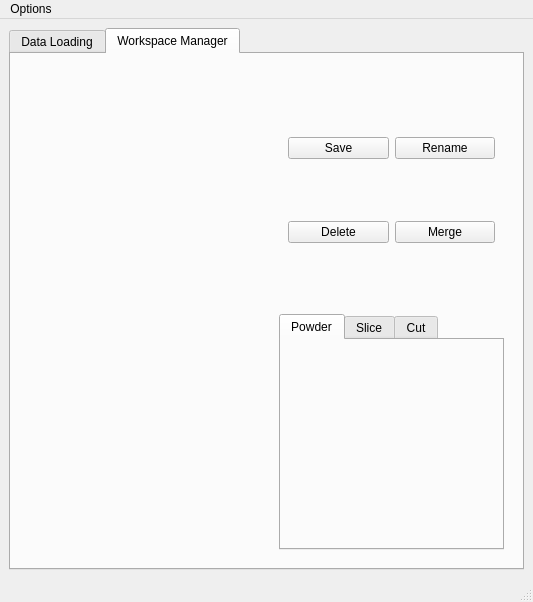
Qt form mslice/app/mainwindow.ui (mantidproject/mslice) before a commit.
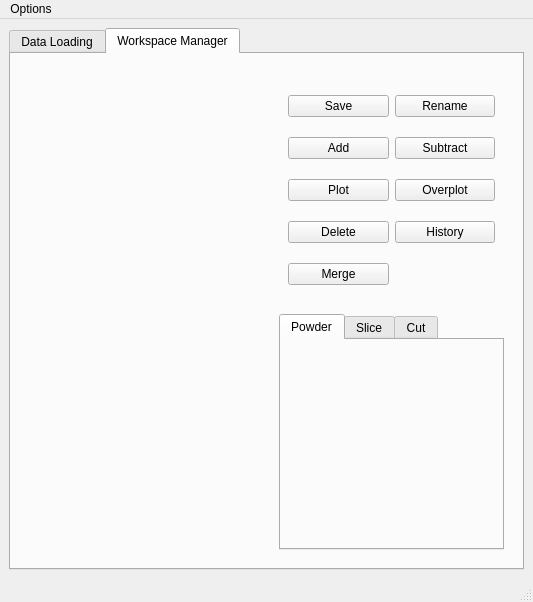
The same form after that commit. The open tabs and pages were chosen to show the change. Custom widgets are drawn as their Qt base class.

Commit message: add tab specific buttons re #220

```diff
--- a/mslice/app/mainwindow.ui
+++ b/mslice/app/mainwindow.ui
@@ -49,7 +49,14 @@
        </attribute>
        <layout class="QHBoxLayout" name="horizontalLayout_2">
         <item>
-         <widget class="WorkspaceManagerWidget" name="wgtWorkspacemanager" native="true"/>
+         <widget class="WorkspaceManagerWidget" name="wgtWorkspacemanager" native="true">
+          <property name="maximumSize">
+           <size>
+            <width>500</width>
+            <height>16777215</height>
+           </size>
+          </property>
+         </widget>
         </item>
         <item>
          <widget class="QWidget" name="controls" native="true">
@@ -57,21 +64,17 @@
            <item>
             <widget class="QWidget" name="widget_3" native="true">
              <layout class="QGridLayout" name="gridLayout_2">
-              <item row="0" column="0">
-               <widget class="QPushButton" name="btnSave">
-                <property name="text">
-                 <string>Save</string>
+              <item row="6" column="1">
+               <widget class="QPushButton" name="btnHistory">
+                <property name="enabled">
+                 <bool>true</bool>
                 </property>
-               </widget>
-              </item>
-              <item row="0" column="1">
-               <widget class="QPushButton" name="btnRename">
                 <property name="text">
-                 <string>Rename</string>
+                 <string>History</string>
                 </property>
                </widget>
               </item>
-              <item row="1" column="0">
+              <item row="6" column="0">
                <widget class="QPushButton" name="btnDelete">
                 <property name="text">
                  <string>Delete</string>
@@ -79,12 +82,54 @@
                </widget>
               </item>
               <item row="1" column="1">
+               <widget class="QPushButton" name="btnRename">
+                <property name="text">
+                 <string>Rename</string>
+                </property>
+               </widget>
+              </item>
+              <item row="1" column="0">
+               <widget class="QPushButton" name="btnSave">
+                <property name="text">
+                 <string>Save</string>
+                </property>
+               </widget>
+              </item>
+              <item row="4" column="0">
+               <widget class="QPushButton" name="btnPlot">
+                <property name="text">
+                 <string>Plot</string>
+                </property>
+               </widget>
+              </item>
+              <item row="7" column="0">
                <widget class="QPushButton" name="btnMerge">
                 <property name="text">
                  <string>Merge</string>
                 </property>
                </widget>
               </item>
+              <item row="4" column="1">
+               <widget class="QPushButton" name="btnOverplot">
+                <property name="text">
+                 <string>Overplot</string>
+                </property>
+               </widget>
+              </item>
+              <item row="3" column="1">
+               <widget class="QPushButton" name="btnSubtract">
+                <property name="text">
+                 <string>Subtract</string>
+                </property>
+               </widget>
+              </item>
+              <item row="3" column="0">
+               <widget class="QPushButton" name="btnAdd">
+                <property name="text">
+                 <string>Add</string>
+                </property>
+               </widget>
+              </item>
              </layout>
             </widget>
            </item>
```
The commit also changes 3 other files.
